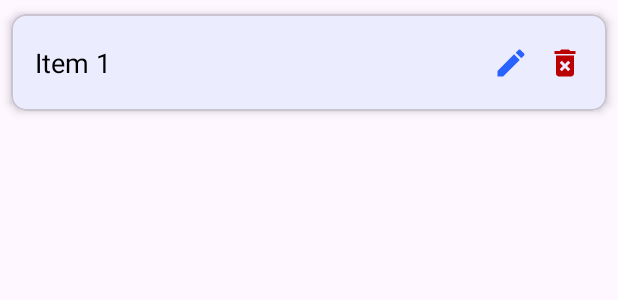
After one commit to borja-garcia-valcarcel/TaskPad-App, an Android app: the layout task_list_item.xml on its own in the app's theme, with its tools: preview values and no code run, on a phone screen of 412 x 824 dp. The commit adds this screen. Shown: the top 300 px of the screen. Run offline under Robolectric (Android 15) with nearby library versions, the light colour scheme and no system bars.

Commit message:
Task List Done

```diff
--- a/app/src/main/java/com/example/taskpad/fragments/AddNewFragment.kt
+++ b/app/src/main/java/com/example/taskpad/fragments/AddNewFragment.kt
@@ -8,6 +8,7 @@ import android.view.ViewGroup
 import android.widget.Toast
 import androidx.navigation.NavController
 import androidx.navigation.Navigation
+import androidx.recyclerview.widget.LinearLayoutManager
 import com.example.taskpad.R
 import com.example.taskpad.databinding.ActivityHomeBinding
 import com.example.taskpad.databinding.FragmentAddNewBinding
@@ -43,10 +44,7 @@ class AddNewFragment : Fragment(), AddNewTaskPopupFragment.DialogBtnClickListene
         binding.createNewTaskBtn.setOnClickListener {
             popupFragment = AddNewTaskPopupFragment()
             popupFragment.setListener(this)
-            popupFragment.show(
-                childFragmentManager,
-                "AddNewTaskPopupFragment"
-            )
+            popupFragment.show(childFragmentManager, "AddNewTaskPopupFragment")
         }
     }
 
--- /dev/null
+++ b/app/src/main/java/com/example/taskpad/utils/TaskData.kt
@@ -0,0 +1,3 @@
+package com.example.taskpad.utils
+
+data class TaskData(val taskId: String, val task: String)
--- /dev/null
+++ b/app/src/main/res/drawable/delete_icon.xml
@@ -0,0 +1,5 @@
+<vector android:height="24dp" android:tint="#BA0000"
+    android:viewportHeight="24" android:viewportWidth="24"
+    android:width="24dp" xmlns:android="http://schemas.android.com/apk/res/android">
+    <path android:fillColor="@android:color/white" android:pathData="M6,19c0,1.1 0.9,2 2,2h8c1.1,0 2,-0.9 2,-2L18,7L6,7v12zM8.46,11.88l1.41,-1.41L12,12.59l2.12,-2.12 1.41,1.41L13.41,14l2.12,2.12 -1.41,1.41L12,15.41l-2.12,2.12 -1.41,-1.41L10.59,14l-2.13,-2.12zM15.5,4l-1,-1h-5l-1,1L5,4v2h14L19,4z"/>
+</vector>
--- /dev/null
+++ b/app/src/main/res/drawable/edit_icon.xml
@@ -0,0 +1,5 @@
+<vector android:height="24dp" android:tint="#2962FF"
+    android:viewportHeight="24" android:viewportWidth="24"
+    android:width="24dp" xmlns:android="http://schemas.android.com/apk/res/android">
+    <path android:fillColor="@android:color/white" android:pathData="M3,17.25V21h3.75L17.81,9.94l-3.75,-3.75L3,17.25zM20.71,7.04c0.39,-0.39 0.39,-1.02 0,-1.41l-2.34,-2.34c-0.39,-0.39 -1.02,-0.39 -1.41,0l-1.83,1.83 3.75,3.75 1.83,-1.83z"/>
+</vector>
--- /dev/null
+++ b/app/src/main/res/layout/task_list_item.xml
@@ -0,0 +1,50 @@
+<?xml version="1.0" encoding="utf-8"?>
+<com.google.android.material.card.MaterialCardView xmlns:android="http://schemas.android.com/apk/res/android"
+    android:layout_width="match_parent"
+    android:layout_height="wrap_content"
+    xmlns:app="http://schemas.android.com/apk/res-auto"
+    app:cardCornerRadius="10dp"
+    app:cardElevation="4dp"
+    app:cardUseCompatPadding="true">
+
+    <androidx.constraintlayout.widget.ConstraintLayout
+        android:layout_width="match_parent"
+        android:layout_height="wrap_content"
+        android:paddingVertical="20dp">
+
+        <TextView
+            android:id="@+id/titleTask"
+            android:layout_width="wrap_content"
+            android:layout_height="wrap_content"
+            android:paddingStart="16dp"
+            android:paddingEnd="70dp"
+            android:text="Item 1"
+            android:textColor="@color/black"
+            android:textSize="18sp"
+            app:layout_constraintBottom_toBottomOf="parent"
+            app:layout_constraintStart_toStartOf="parent"
+            app:layout_constraintTop_toTopOf="parent" />
+
+        <ImageView
+            android:id="@+id/editTask"
+            android:layout_width="wrap_content"
+            android:layout_height="wrap_content"
+            android:src="@drawable/edit_icon"
+            android:layout_marginEnd="12dp"
+            app:layout_constraintBottom_toBottomOf="parent"
+            app:layout_constraintEnd_toStartOf="@id/deleteTask"
+            app:layout_constraintTop_toTopOf="parent"/>
+
+        <ImageView
+            android:id="@+id/deleteTask"
+            android:layout_width="wrap_content"
+            android:layout_height="wrap_content"
+            android:layout_marginEnd="16dp"
+            android:src="@drawable/delete_icon"
+            app:layout_constraintBottom_toBottomOf="parent"
+            app:layout_constraintEnd_toEndOf="parent"
+            app:layout_constraintTop_toTopOf="parent"/>
+
+    </androidx.constraintlayout.widget.ConstraintLayout>
+
+</com.google.android.material.card.MaterialCardView>
```
Also changed, not shown: app/src/main/java/com/example/taskpad/fragments/TaskListFragment.kt (+81 -3 lines), app/src/main/java/com/example/taskpad/utils/TaskAdapter.kt (added, +50 -0 lines), app/src/main/res/layout/fragment_note_list.xml (+15 -4 lines), app/src/main/res/layout/fragment_task_list.xml (+17 -6 lines).
